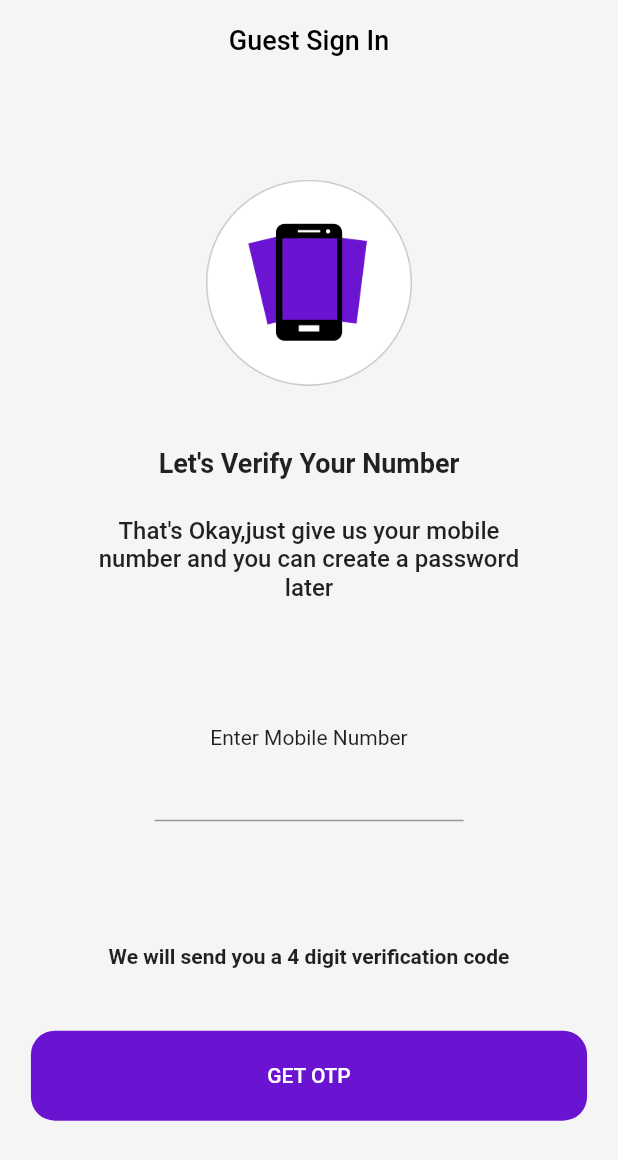
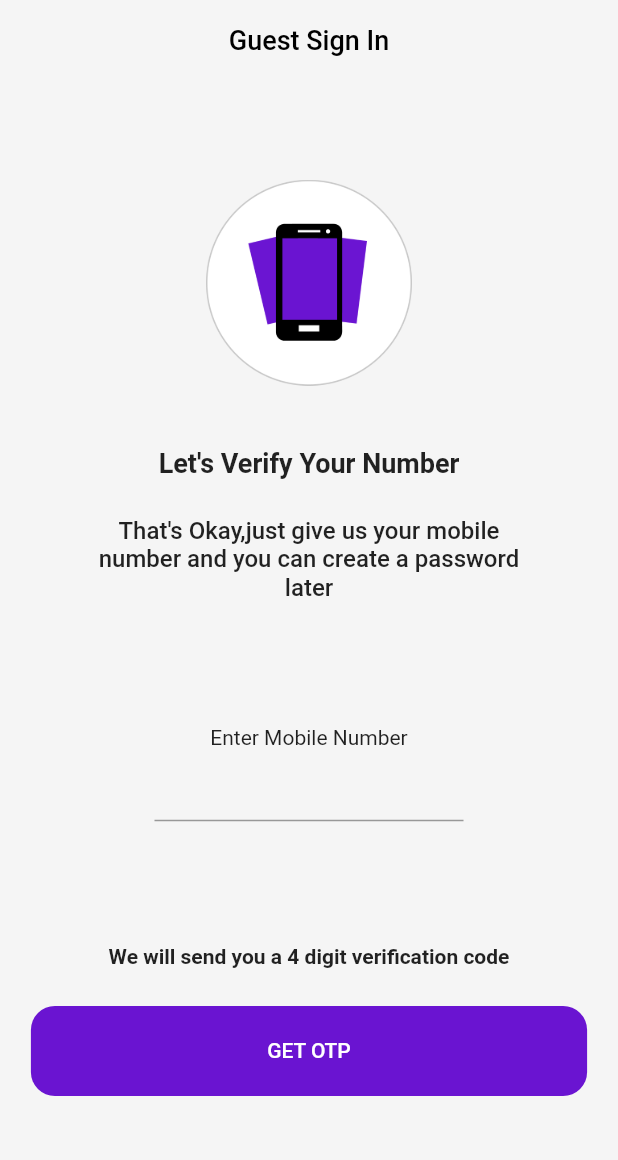
Before and after one commit to achyutpratham7/flakes_bakes, a Flutter app: the screen it shows after launch, after a tap on "CONTINUE AS GUEST", on a phone screen of 412 x 824 dp. Shown: the top 1160 px of the screen. Run offline on Flutter 3.47's test engine with Material 2 defaults, Android fonts, the phone set to English and light mode, and no system bars; our stand-ins replace flutter_otp_text_field, get, google_fonts, responsive_builder.

Commit message:
auth screens

```diff
--- a/lib/screens/guest_screen.dart
+++ b/lib/screens/guest_screen.dart
@@ -107,7 +107,7 @@ class _GuestScreenState extends State<GuestScreen> {
                   ],
                 ),
                 SizedBox(
-                  height: height * 0.05,
+                  height: height * 0.03,
                 ),
                 TextButton(
                   style: TextButton.styleFrom(
@@ -132,7 +132,7 @@ class _GuestScreenState extends State<GuestScreen> {
                       ),
                     ],
                   ),
-                )
+                ),
               ],
             ),
           );
--- a/lib/screens/login_screen.dart
+++ b/lib/screens/login_screen.dart
@@ -42,7 +42,7 @@ class _LoginScreenState extends State<LoginScreen> {
                       Center(
                         child: Image.asset(
                           "assets/images/logo_long.png",
-                          width: width * 0.6,
+                          width: width * 0.5,
                           fit: BoxFit.scaleDown,
                         ),
                       ),
@@ -63,7 +63,7 @@ class _LoginScreenState extends State<LoginScreen> {
                               borderSide: BorderSide(color: Color(0xff540174)),
                             ),
                             prefixIcon: Icon(
-                              Icons.person,
+                              Icons.person_2_outlined,
                               color: Color(0xff540174),
                             ),
                             hintText: 'Jimmy Vanderson',
```
